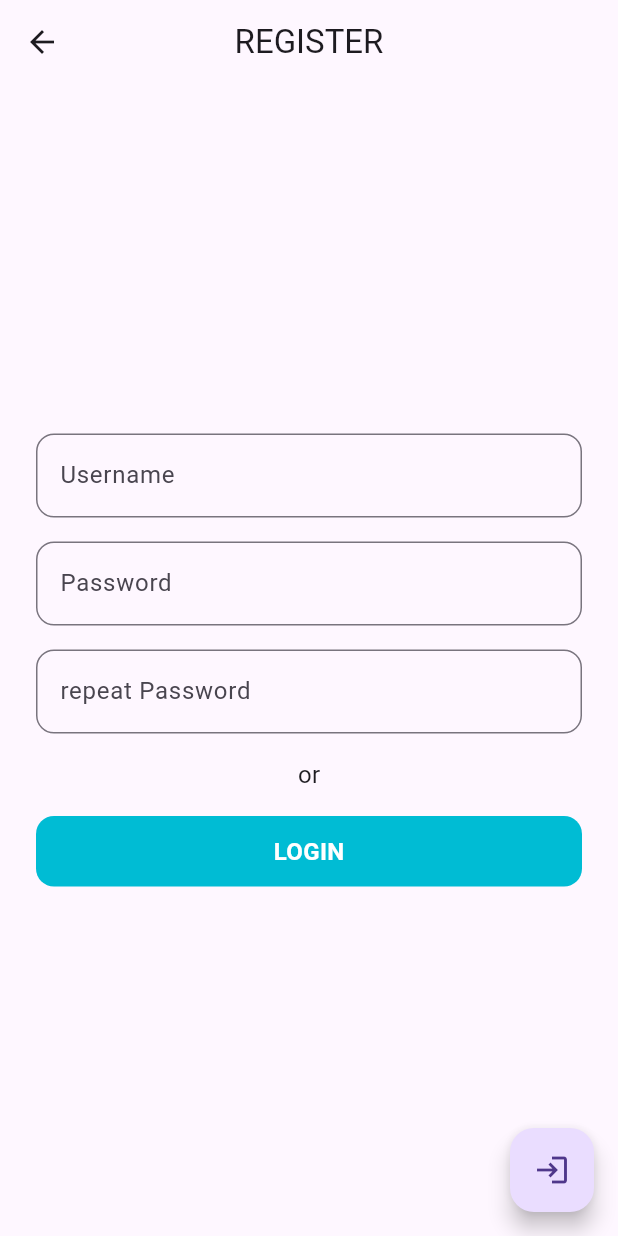
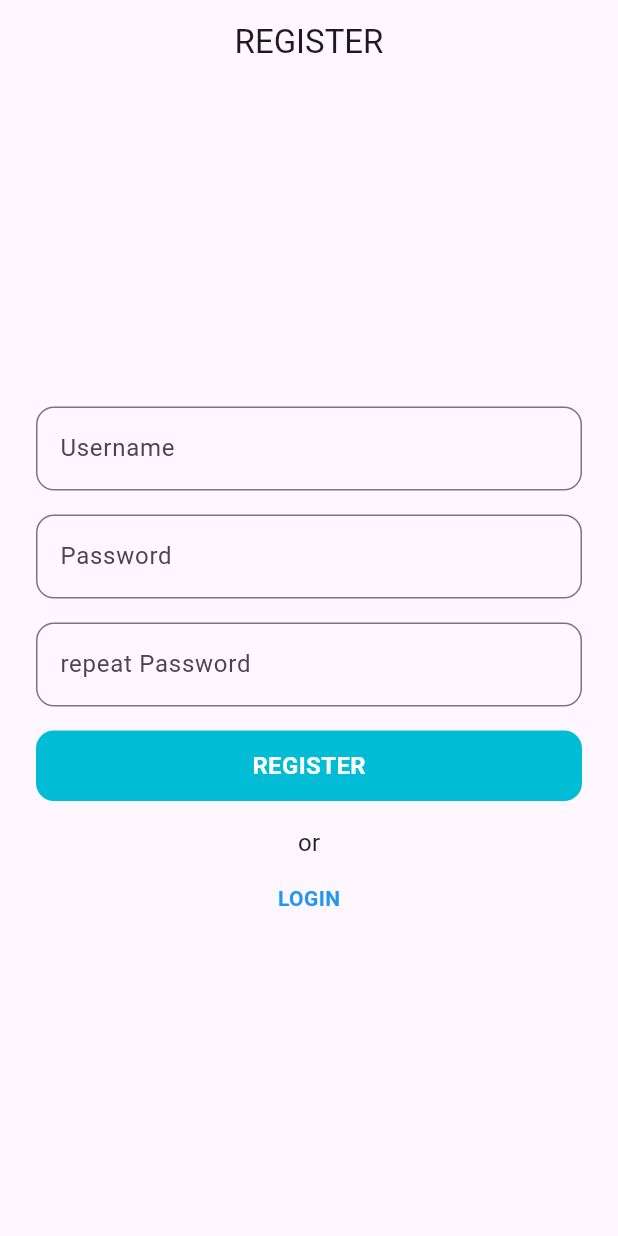
Before and after one commit to alli2729/flutter_exam, a Flutter app: the RegisterView screen opened by its route, on a phone screen of 412 x 824 dp. Run offline on Flutter 3.47's test engine with Material 3 defaults, Android fonts, the phone set to English and light mode, and no system bars; our stand-ins replace either_dart, get.

Commit message:
connected login and register to server

```diff
--- a/lib/src/infrastructure/common/url_repository.dart
+++ b/lib/src/infrastructure/common/url_repository.dart
@@ -2,6 +2,6 @@ class UrlRepository {
   UrlRepository._();
 
   static const String _baseUri = 'localhost:3000';
-  static const String _users = 'users';
+  static const String _users = '/users';
   static Uri users = Uri.http(_baseUri, _users);
 }
--- /dev/null
+++ b/lib/src/pages/register/models/register_dto.dart
@@ -0,0 +1,11 @@
+class RegisterDto {
+  final String name;
+  final String password;
+
+  RegisterDto({required this.name, required this.password});
+
+  Map<String, dynamic> toJson() => {
+        'name': name,
+        'password': password,
+      };
+}
--- a/lib/src/pages/register/views/register_view.dart
+++ b/lib/src/pages/register/views/register_view.dart
@@ -8,16 +8,8 @@ class RegisterView extends GetView<RegisterController> {
   @override
   Widget build(BuildContext context) {
     return Scaffold(
-      floatingActionButton: _fab(),
       appBar: _appBar(),
       body: _body(),
-    );
-  }
-
-  Widget _fab() {
-    return FloatingActionButton(
-      onPressed: controller.onRegister,
-      child: const Icon(Icons.login),
     );
   }
 
@@ -35,17 +27,19 @@ class RegisterView extends GetView<RegisterController> {
             const SizedBox(height: 16),
             _repeatPassword(),
             const SizedBox(height: 16),
+            Obx(() => _register()),
+            const SizedBox(height: 16),
             const Text('or', style: TextStyle(fontSize: 16)),
             const SizedBox(height: 16),
-            _login(),
+            Obx(() => _login()),
           ],
         ),
       ),
     );
   }
 
-  Widget _login() => InkWell(
-        onTap: controller.onLogin,
+  Widget _register() => InkWell(
+        onTap: (controller.isLoading.value) ? null : controller.onRegister,
         borderRadius: BorderRadius.circular(12),
         child: Container(
           alignment: Alignment.center,
@@ -53,15 +47,28 @@ class RegisterView extends GetView<RegisterController> {
           width: double.infinity,
           decoration: BoxDecoration(
             borderRadius: BorderRadius.circular(12),
-            color: Colors.cyan,
+            color: (controller.isLoading.value) ? Colors.grey : Colors.cyan,
           ),
           child: const Text(
-            'LOGIN',
+            'REGISTER',
             style: TextStyle(
               fontWeight: FontWeight.bold,
               fontSize: 16,
               color: Colors.white,
             ),
+          ),
+        ),
+      );
+
+  Widget _login() => InkWell(
+        onTap: (controller.isLoading.value) ? null : controller.onLogin,
+        borderRadius: BorderRadius.circular(12),
+        child: Text(
+          'LOGIN',
+          style: TextStyle(
+            fontWeight: FontWeight.bold,
+            fontSize: 14,
+            color: (controller.isLoading.value) ? Colors.grey : Colors.blue,
           ),
         ),
       );
@@ -109,6 +116,7 @@ class RegisterView extends GetView<RegisterController> {
 
   AppBar _appBar() {
     return AppBar(
+      automaticallyImplyLeading: false,
       title: const Text('REGISTER'),
       centerTitle: true,
     );
```
Also changed, not shown: lib/src/pages/login/controllers/login_controller.dart (+44 -11 lines), lib/src/pages/login/repositories/login_repository.dart (+17 -19 lines), lib/src/pages/login/views/login_view.dart (+20 -13 lines), lib/src/pages/register/controllers/register_controller.dart (+58 -16 lines), lib/src/pages/register/repositories/register_repository.dart (added, +34 -0 lines), lib/src/pages/splash/views/splash_view.dart (+9 -2 lines), 1 other file.
